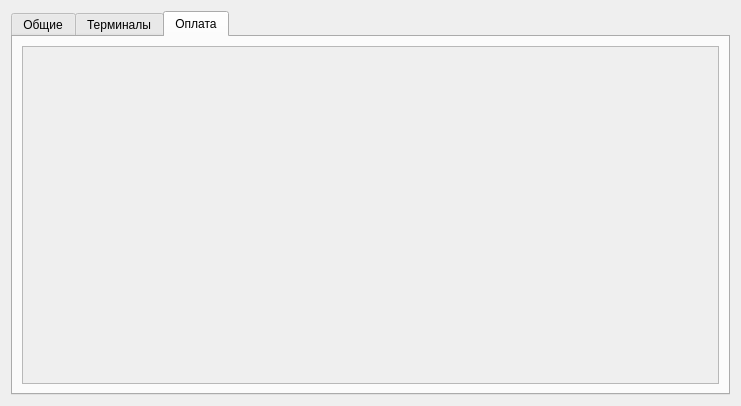
Old version of the form stoppark/config.ui in the repository vicgordienko/stoppark_panel.
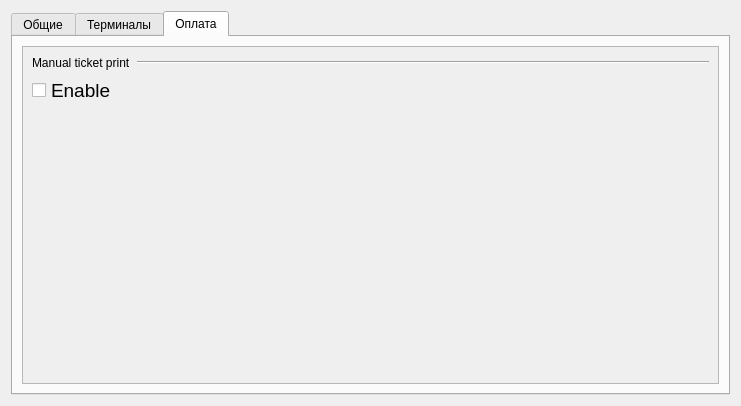
New version of the form. The open tabs and pages were chosen to show the change. Icons and pictures are not drawn.

Patch:
```diff
--- a/stoppark/config.ui
+++ b/stoppark/config.ui
@@ -725,6 +725,61 @@
             <height>342</height>
            </rect>
           </property>
+          <layout class="QVBoxLayout" name="verticalLayout_12">
+           <item>
+            <layout class="QVBoxLayout" name="verticalLayout_10">
+             <item>
+              <layout class="QHBoxLayout" name="horizontalLayout_9">
+               <item>
+                <widget class="QLabel" name="manualTicketPrintTitle">
+                 <property name="text">
+                  <string>Manual ticket print</string>
+                 </property>
+                </widget>
+               </item>
+               <item>
+                <widget class="Line" name="line_6">
+                 <property name="sizePolicy">
+                  <sizepolicy hsizetype="Expanding" vsizetype="Fixed">
+                   <horstretch>0</horstretch>
+                   <verstretch>0</verstretch>
+                  </sizepolicy>
+                 </property>
+                 <property name="orientation">
+                  <enum>Qt::Horizontal</enum>
+                 </property>
+                </widget>
+               </item>
+              </layout>
+             </item>
+             <item>
+              <widget class="QCheckBox" name="manualTicketPrint">
+               <property name="font">
+                <font>
+                 <pointsize>14</pointsize>
+                </font>
+               </property>
+               <property name="text">
+                <string>Enable</string>
+               </property>
+              </widget>
+             </item>
+            </layout>
+           </item>
+           <item>
+            <spacer name="verticalSpacer_3">
+             <property name="orientation">
+              <enum>Qt::Vertical</enum>
+             </property>
+             <property name="sizeHint" stdset="0">
+              <size>
+               <width>20</width>
+               <height>265</height>
+              </size>
+             </property>
+            </spacer>
+           </item>
+          </layout>
          </widget>
         </widget>
        </item>
```
Left out of the diff: 2 changed lines with no effect on the pictures.
